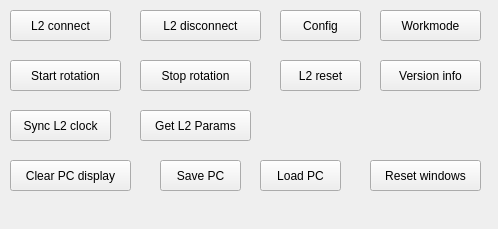
markgol/L2diagnostic, file forms/ControlsDock.ui: the form before one commit.
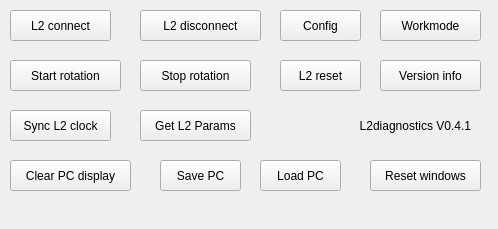
The form after the commit.

Diff of the .ui file:
```diff
--- a/forms/ControlsDock.ui
+++ b/forms/ControlsDock.ui
@@ -196,6 +196,22 @@
      <string>Get L2 Params</string>
     </property>
    </widget>
+   <widget class="QLabel" name="label">
+    <property name="geometry">
+     <rect>
+      <x>280</x>
+      <y>110</y>
+      <width>191</width>
+      <height>31</height>
+     </rect>
+    </property>
+    <property name="text">
+     <string>L2diagnostics V0.4.1</string>
+    </property>
+    <property name="alignment">
+     <set>Qt::AlignmentFlag::AlignRight|Qt::AlignmentFlag::AlignTrailing|Qt::AlignmentFlag::AlignVCenter</set>
+    </property>
+   </widget>
   </widget>
  </widget>
  <resources/>
```
